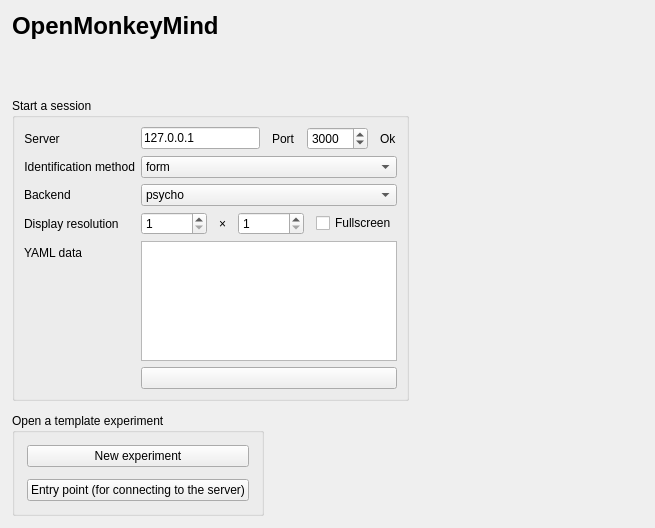
Above: opensesame_extensions/OpenMonkeyMind/openmonkeymind.ui from ClemClem25/omm-client-Cdp_Strasbourg before the change. Below: the same form after it.
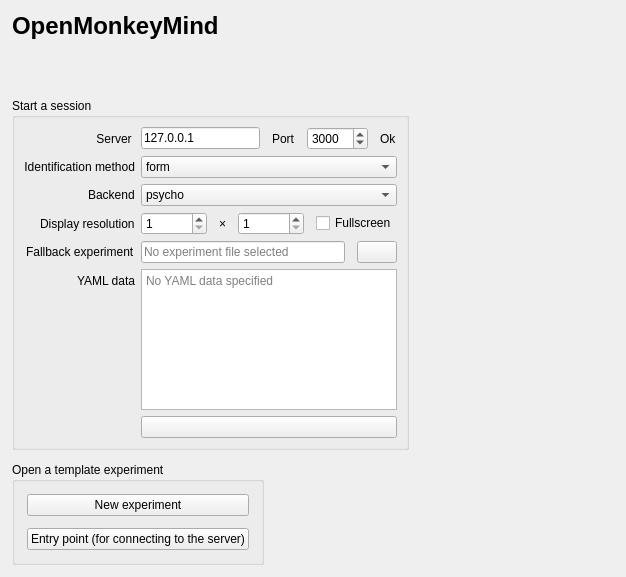
That is the form after the change. Icons and pictures are not drawn.

Commit message: Implement fallback experiment - In case of connection errors, no jobs, etc. - Closes #2

Patch:
```diff
--- a/opensesame_extensions/OpenMonkeyMind/openmonkeymind.ui
+++ b/opensesame_extensions/OpenMonkeyMind/openmonkeymind.ui
@@ -6,8 +6,8 @@
    <rect>
     <x>0</x>
     <y>0</y>
-    <width>655</width>
-    <height>528</height>
+    <width>626</width>
+    <height>577</height>
    </rect>
   </property>
   <property name="windowTitle">
@@ -48,6 +48,9 @@
       <string>Start a session</string>
      </property>
      <layout class="QFormLayout" name="formLayout">
+      <property name="labelAlignment">
+       <set>Qt::AlignRight|Qt::AlignTrailing|Qt::AlignVCenter</set>
+      </property>
       <item row="0" column="0">
        <widget class="QLabel" name="label_subject">
         <property name="text">
@@ -269,17 +272,21 @@
         </layout>
        </widget>
       </item>
-      <item row="4" column="0">
+      <item row="5" column="0">
        <widget class="QLabel" name="label_7">
         <property name="text">
          <string>&lt;html&gt;&lt;head/&gt;&lt;body&gt;&lt;p&gt;YAML data&lt;/p&gt;&lt;/body&gt;&lt;/html&gt;</string>
         </property>
        </widget>
       </item>
-      <item row="4" column="1">
-       <widget class="QPlainTextEdit" name="omm_yaml_data"/>
-      </item>
       <item row="5" column="1">
+       <widget class="QPlainTextEdit" name="omm_yaml_data">
+        <property name="placeholderText">
+         <string>No YAML data specified</string>
+        </property>
+       </widget>
+      </item>
+      <item row="6" column="1">
        <widget class="QPushButton" name="button_start">
         <property name="text">
          <string/>
@@ -290,6 +297,51 @@
         </property>
        </widget>
       </item>
+      <item row="4" column="1">
+       <widget class="QWidget" name="widget_3" native="true">
+        <layout class="QHBoxLayout" name="horizontalLayout_3">
+         <property name="spacing">
+          <number>12</number>
+         </property>
+         <property name="leftMargin">
+          <number>0</number>
+         </property>
+         <property name="topMargin">
+          <number>0</number>
+         </property>
+         <property name="rightMargin">
+          <number>0</number>
+         </property>
+         <property name="bottomMargin">
+          <number>0</number>
+         </property>
+         <item>
+          <widget class="QLineEdit" name="cfg_omm_fallback_experiment">
+           <property name="placeholderText">
+            <string>No experiment file selected</string>
+           </property>
+          </widget>
+         </item>
+         <item>
+          <widget class="QPushButton" name="button_fallback_experiment_browse">
+           <property name="text">
+            <string/>
+           </property>
+           <property name="icon">
+            <iconset theme="document-open"/>
+           </property>
+          </widget>
+         </item>
+        </layout>
+       </widget>
+      </item>
+      <item row="4" column="0">
+       <widget class="QLabel" name="label_8">
+        <property name="text">
+         <string>Fallback experiment</string>
+        </property>
+       </widget>
+      </item>
      </layout>
     </widget>
    </item>
```
The commit also changes 11 other files.
